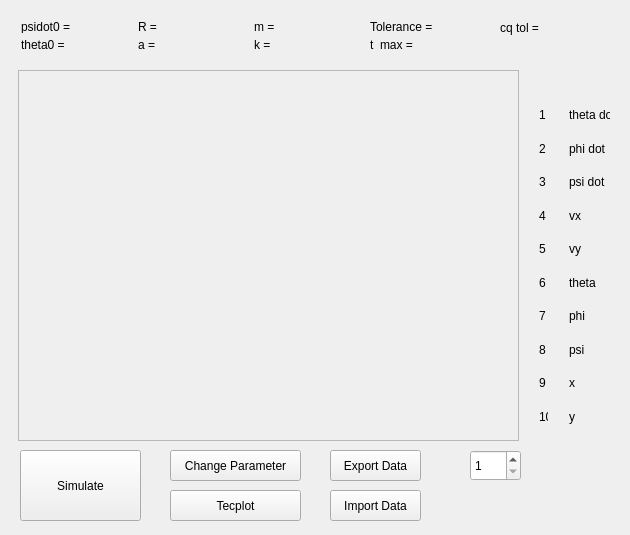
masterjava1/rwthsselabws2011g11, file branches/QT+odeint2/mainwindow.ui: the form before one commit.
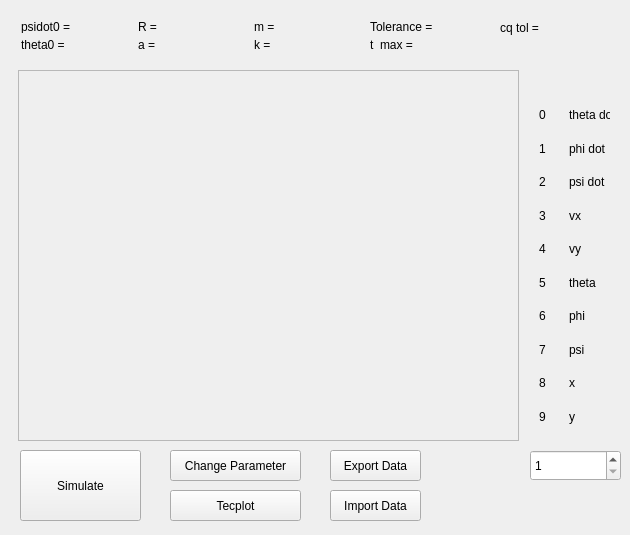
The form after the commit.

What changed in the file:
```diff
--- a/branches/QT+odeint2/mainwindow.ui
+++ b/branches/QT+odeint2/mainwindow.ui
@@ -110,9 +110,9 @@
    <widget class="QSpinBox" name="spinBox">
     <property name="geometry">
      <rect>
-      <x>470</x>
+      <x>530</x>
       <y>450</y>
-      <width>51</width>
+      <width>91</width>
       <height>31</height>
      </rect>
     </property>
@@ -136,70 +136,70 @@
      <item>
       <widget class="QLabel" name="label_2">
        <property name="text">
-        <string>1</string>
+        <string>0</string>
        </property>
       </widget>
      </item>
      <item>
       <widget class="QLabel" name="label_7">
        <property name="text">
-        <string>2</string>
+        <string>1</string>
        </property>
       </widget>
      </item>
      <item>
       <widget class="QLabel" name="label_10">
        <property name="text">
-        <string>3</string>
+        <string>2</string>
        </property>
       </widget>
      </item>
      <item>
       <widget class="QLabel" name="label_9">
        <property name="text">
-        <string>4</string>
+        <string>3</string>
        </property>
       </widget>
      </item>
      <item>
       <widget class="QLabel" name="label_11">
        <property name="text">
-        <string>5</string>
+        <string>4</string>
        </property>
       </widget>
      </item>
      <item>
       <widget class="QLabel" name="label_8">
        <property name="text">
-        <string>6</string>
+        <string>5</string>
        </property>
       </widget>
      </item>
      <item>
       <widget class="QLabel" name="label_5">
        <property name="text">
-        <string>7</string>
+        <string>6</string>
        </property>
       </widget>
      </item>
      <item>
       <widget class="QLabel" name="label_6">
        <property name="text">
-        <string>8</string>
+        <string>7</string>
        </property>
       </widget>
      </item>
      <item>
       <widget class="QLabel" name="label_4">
        <property name="text">
-        <string>9</string>
+        <string>8</string>
        </property>
       </widget>
      </item>
      <item>
       <widget class="QLabel" name="label_3">
        <property name="text">
-        <string>10</string>
+        <string>9</string>
        </property>
       </widget>
      </item>
```
